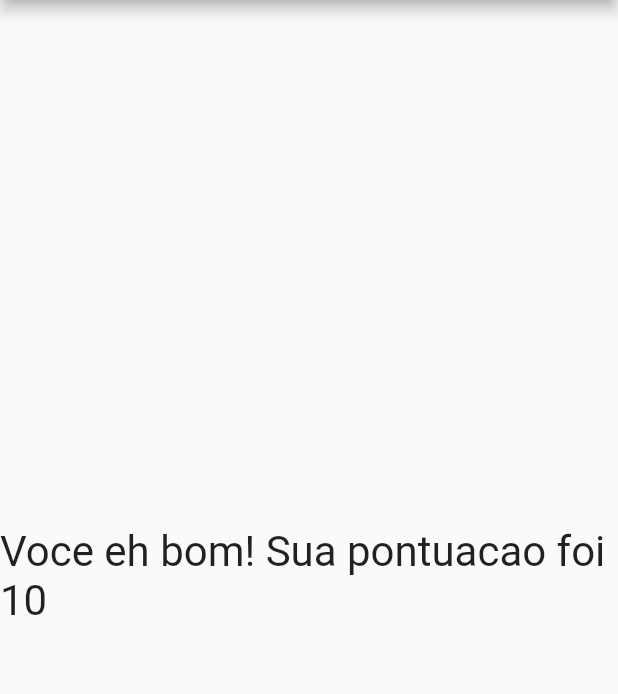
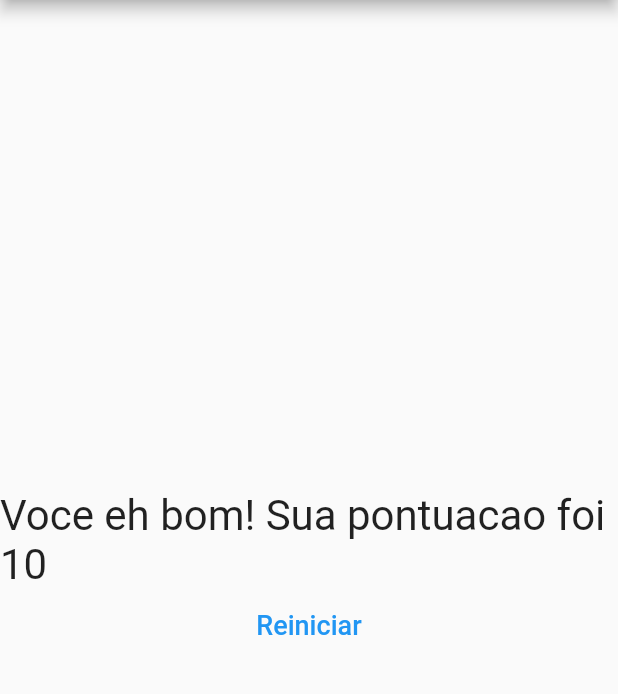
Before and after one commit to VadaGuilherme/flutter_questionario, a Flutter app: the screen it shows after launch, after a tap on "Preto", after a tap on "Gato", after a tap on "Andre", on a phone screen of 412 x 824 dp, the part 84-778 px from its top. Run offline on Flutter 3.47's test engine with Material 2 defaults, Android fonts, the phone set to English and light mode, and no system bars.

```diff
--- a/lib/main.dart
+++ b/lib/main.dart
@@ -51,9 +51,17 @@ class _PerguntaAppState extends State<PerguntaApp> {
     }
   }
 
+  void _reiniciarQuestionario() {
+    setState(() {
+      _perguntaSelecionada = 0;
+      _pontuacaoTotal = 0;
+    });
+  }
+
   @override
   Widget build(BuildContext context) {
     return MaterialApp(
+      debugShowCheckedModeBanner: false,
       home: Scaffold(
           appBar: AppBar(
             title: Text('Perguntas'),
@@ -64,7 +72,10 @@ class _PerguntaAppState extends State<PerguntaApp> {
                   perguntaSelecionada: _perguntaSelecionada,
                   quandoResponder: _responder,
                 )
-              : Resultado(_pontuacaoTotal)),
+              : Resultado(
+                  _pontuacaoTotal,
+                  _reiniciarQuestionario,
+                )),
     );
   }
 }
--- a/lib/questionario.dart
+++ b/lib/questionario.dart
@@ -24,6 +24,7 @@ class Questionario extends StatelessWidget {
         : null;
 
     return Column(
+      mainAxisAlignment: MainAxisAlignment.center,
       children: [
         Questao(perguntas[perguntaSelecionada]['texto']),
         ...respostas.map((resp) {
--- a/lib/resultado.dart
+++ b/lib/resultado.dart
@@ -2,8 +2,12 @@ import 'package:flutter/material.dart';
 
 class Resultado extends StatelessWidget {
   final int pontuacao;
+  final void Function() _reiniciarQuestionario;
 
-  Resultado(this.pontuacao);
+  Resultado(
+    this.pontuacao,
+    this._reiniciarQuestionario,
+  );
 
   String get fraseResultado {
     if (pontuacao < 8) {
@@ -19,11 +23,24 @@ class Resultado extends StatelessWidget {
 
   @override
   Widget build(BuildContext context) {
-    return Center(
-      child: Text(
-        fraseResultado,
-        style: TextStyle(fontSize: 28),
-      ),
+    return Column(
+      mainAxisAlignment: MainAxisAlignment.center,
+      children: [
+        Center(
+          child: Text(
+            fraseResultado,
+            style: TextStyle(fontSize: 28),
+          ),
+        ),
+        FlatButton(
+          child: Text(
+            'Reiniciar',
+            style: TextStyle(fontSize: 18),
+          ),
+          textColor: Colors.blue,
+          onPressed: _reiniciarQuestionario,
+        )
+      ],
     );
   }
 }
```
